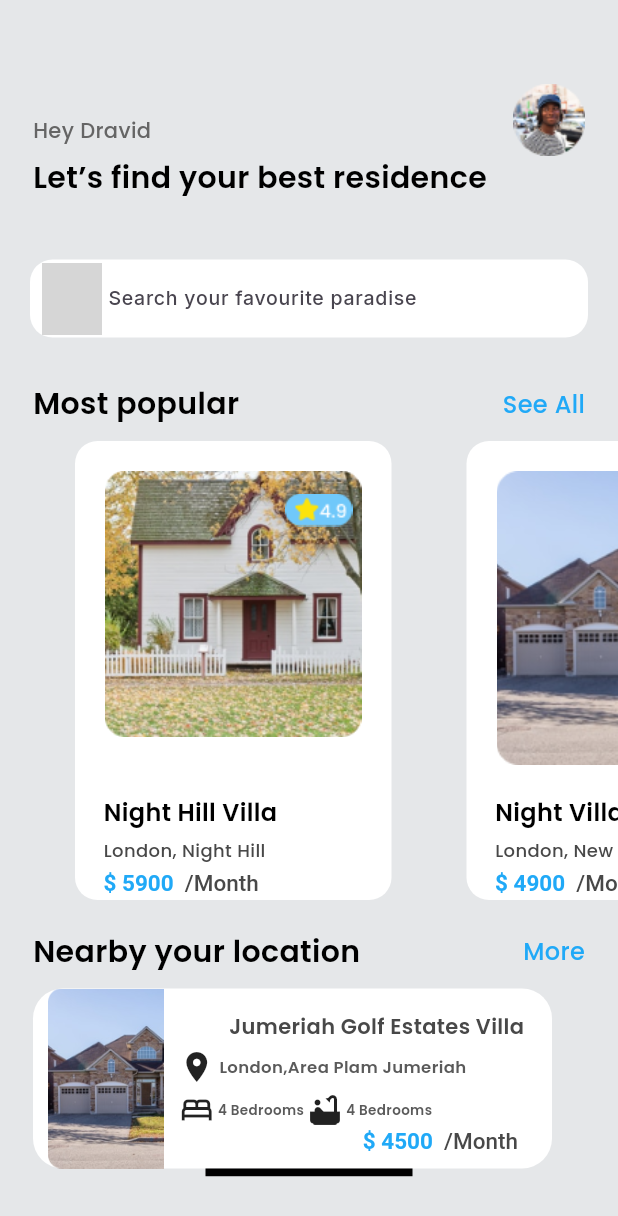
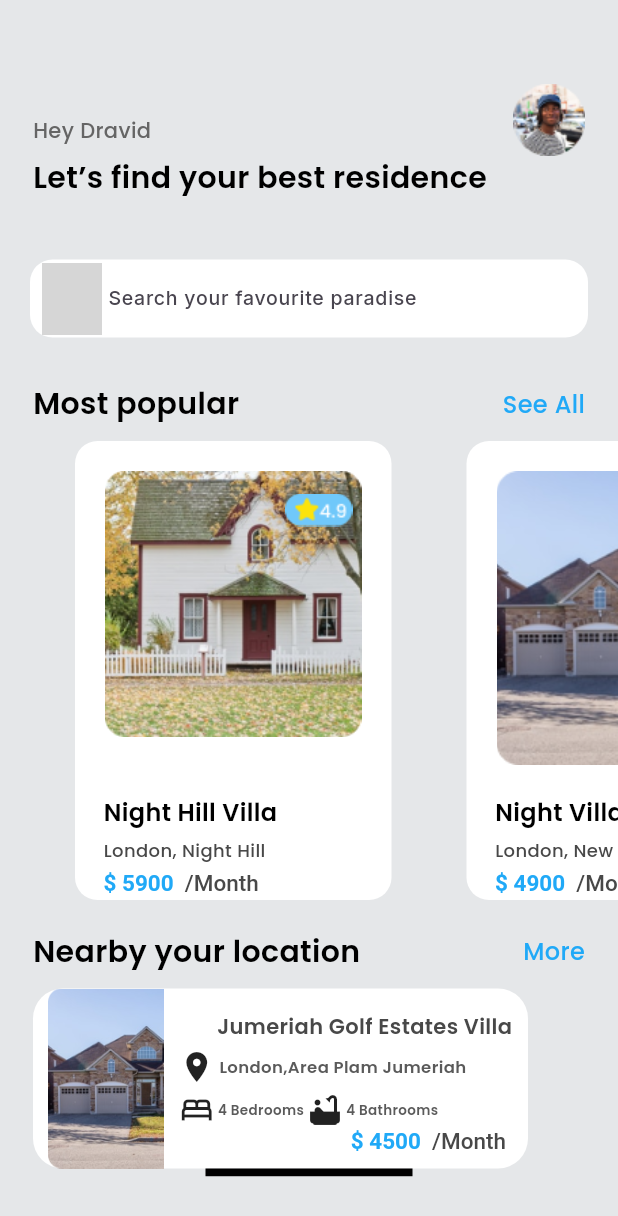
Before and after one commit to Vinay1513/Home_rental_app, a Flutter app: the HomeScreen screen opened directly, on a phone screen of 412 x 824 dp. Shown: the top 1216 px of the screen. Run offline on Flutter 3.47's test engine with Material 3 defaults, Android fonts, the phone set to English and light mode, and no system bars; our stand-ins replace google_fonts; network calls fail; grey boxes are pictures that could not be loaded.

Commit message:
second commit

```diff
--- a/home_rental_app/lib/Screens/detailscreen.dart
+++ b/home_rental_app/lib/Screens/detailscreen.dart
@@ -38,7 +38,7 @@ class _DetailScreenState extends State<DetailScreen> {
   Widget MiddleSection() {
     return Stack(children: [
       Container(
-        margin: const EdgeInsets.only(top: 68, left: 22),
+        margin: const EdgeInsets.only(top: 68, left: 22, right: 10),
         height: 244,
         width: 400,
         decoration: BoxDecoration(
@@ -86,7 +86,7 @@ class _DetailScreenState extends State<DetailScreen> {
             ],
           ),
           Container(
-            margin: const EdgeInsets.only(left: 121),
+            margin: const EdgeInsets.only(left: 50),
             height: 24,
             width: 125,
             child: RichText(
--- a/home_rental_app/lib/Screens/homescreen.dart
+++ b/home_rental_app/lib/Screens/homescreen.dart
@@ -228,7 +228,7 @@ class _HomeScreenState extends State<HomeScreen> {
                   child: Container(
                       margin: const EdgeInsets.only(left: 22),
                       height: 120,
-                      width: 346,
+                      width: 330,
                       decoration: const BoxDecoration(
                           color: Color.fromRGBO(255, 255, 255, 1),
                           borderRadius: BorderRadius.all(Radius.circular(20))),
@@ -303,7 +303,7 @@ class _HomeScreenState extends State<HomeScreen> {
                                     width: 2,
                                   ),
                                   Text(
-                                    "4 Bedrooms",
+                                    "4 Bathrooms",
                                     style: GoogleFonts.poppins(
                                       fontSize: 9,
                                       fontWeight: FontWeight.w600,
--- a/home_rental_app/lib/main.dart
+++ b/home_rental_app/lib/main.dart
@@ -1,4 +1,5 @@
 import 'package:flutter/material.dart';
+
 import 'package:home_rental_app/Screens/getStarted.dart';
 
 void main() {
```
